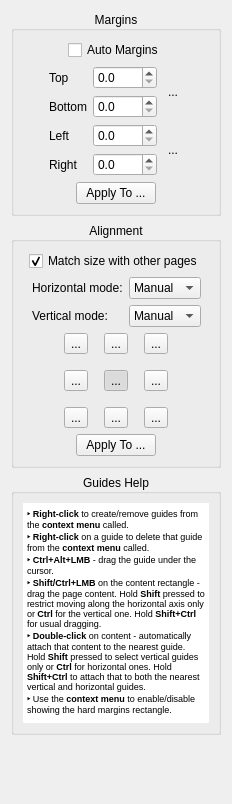
First picture: the form in src/core/filters/page_layout/OptionsWidget.ui, repository GerHobbelt/scantailor-advanced, before the edit.
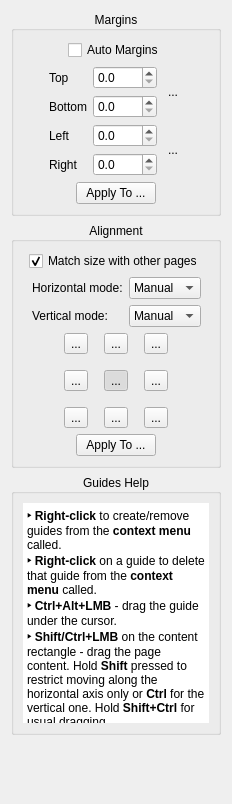
Second picture: the form after the edit. Icons and pictures are not drawn. Custom widgets are drawn as their Qt base class.

Commit message:
[Mac OSX] Increase font size in Guide Help field
On Mojave the 7pt size is very hard to read.

```diff
--- a/src/core/filters/page_layout/OptionsWidget.ui
+++ b/src/core/filters/page_layout/OptionsWidget.ui
@@ -820,12 +820,12 @@
 &lt;html&gt;&lt;head&gt;&lt;meta name=&quot;qrichtext&quot; content=&quot;1&quot; /&gt;&lt;style type=&quot;text/css&quot;&gt;
 p, li { white-space: pre-wrap; }
 &lt;/style&gt;&lt;/head&gt;&lt;body style=&quot; font-family:'Lucida Grande'; font-size:8.25pt; font-weight:400; font-style:normal;&quot;&gt;
-&lt;p style=&quot; margin-top:0px; margin-bottom:0px; margin-left:0px; margin-right:0px; -qt-block-indent:0; text-indent:0px;&quot;&gt;&lt;span style=&quot; font-size:7pt; font-weight:600;&quot;&gt;‣ Right-click&lt;/span&gt;&lt;span style=&quot; font-size:7pt;&quot;&gt; to create/remove guides from the &lt;/span&gt;&lt;span style=&quot; font-size:7pt; font-weight:600;&quot;&gt;context menu&lt;/span&gt;&lt;span style=&quot; font-size:7pt;&quot;&gt; called.&lt;/span&gt;&lt;/p&gt;
-&lt;p style=&quot; margin-top:0px; margin-bottom:0px; margin-left:0px; margin-right:0px; -qt-block-indent:0; text-indent:0px;&quot;&gt;&lt;span style=&quot; font-size:7pt; font-weight:600;&quot;&gt;‣ Right-click&lt;/span&gt;&lt;span style=&quot; font-size:7pt;&quot;&gt; on a guide to delete that guide from the &lt;/span&gt;&lt;span style=&quot; font-size:7pt; font-weight:600;&quot;&gt;context menu&lt;/span&gt;&lt;span style=&quot; font-size:7pt;&quot;&gt; called.&lt;/span&gt;&lt;/p&gt;
-&lt;p style=&quot; margin-top:0px; margin-bottom:0px; margin-left:0px; margin-right:0px; -qt-block-indent:0; text-indent:0px;&quot;&gt;&lt;span style=&quot; font-size:7pt; font-weight:600;&quot;&gt;‣ Ctrl+Alt+LMB&lt;/span&gt;&lt;span style=&quot; font-size:7pt;&quot;&gt; - drag the guide under the cursor.&lt;/span&gt;&lt;/p&gt;
-&lt;p style=&quot; margin-top:0px; margin-bottom:0px; margin-left:0px; margin-right:0px; -qt-block-indent:0; text-indent:0px;&quot;&gt;&lt;span style=&quot; font-size:7pt; font-weight:600;&quot;&gt;‣ Shift/Ctrl+LMB&lt;/span&gt;&lt;span style=&quot; font-size:7pt;&quot;&gt; on the content rectangle - drag the page content. Hold &lt;/span&gt;&lt;span style=&quot; font-size:7pt; font-weight:600;&quot;&gt;Shift&lt;/span&gt;&lt;span style=&quot; font-size:7pt;&quot;&gt; pressed to restrict moving along the horizontal axis only or &lt;/span&gt;&lt;span style=&quot; font-size:7pt; font-weight:600;&quot;&gt;Ctrl&lt;/span&gt;&lt;span style=&quot; font-size:7pt;&quot;&gt; for the vertical one. Hold &lt;/span&gt;&lt;span style=&quot; font-size:7pt; font-weight:600;&quot;&gt;Shift+Ctrl&lt;/span&gt;&lt;span style=&quot; font-size:7pt;&quot;&gt; for usual dragging.&lt;/span&gt;&lt;/p&gt;
-&lt;p style=&quot; margin-top:0px; margin-bottom:0px; margin-left:0px; margin-right:0px; -qt-block-indent:0; text-indent:0px;&quot;&gt;&lt;span style=&quot; font-size:7pt; font-weight:600;&quot;&gt;‣ Double-click&lt;/span&gt;&lt;span style=&quot; font-size:7pt;&quot;&gt; on content - automatically attach that content to the nearest guide. Hold &lt;/span&gt;&lt;span style=&quot; font-size:7pt; font-weight:600;&quot;&gt;Shift&lt;/span&gt;&lt;span style=&quot; font-size:7pt;&quot;&gt; pressed to select vertical guides only or &lt;/span&gt;&lt;span style=&quot; font-size:7pt; font-weight:600;&quot;&gt;Ctrl&lt;/span&gt;&lt;span style=&quot; font-size:7pt;&quot;&gt; for horizontal ones. Hold &lt;/span&gt;&lt;span style=&quot; font-size:7pt; font-weight:600;&quot;&gt;Shift+Ctrl&lt;/span&gt;&lt;span style=&quot; font-size:7pt;&quot;&gt; to attach that to both the nearest vertical and horizontal guides.&lt;/span&gt;&lt;/p&gt;
-&lt;p style=&quot; margin-top:0px; margin-bottom:0px; margin-left:0px; margin-right:0px; -qt-block-indent:0; text-indent:0px;&quot;&gt;&lt;span style=&quot; font-size:7pt; font-weight:600;&quot;&gt;‣&lt;/span&gt;&lt;span style=&quot; font-size:7pt;&quot;&gt; Use the &lt;/span&gt;&lt;span style=&quot; font-size:7pt; font-weight:600;&quot;&gt;context menu&lt;/span&gt;&lt;span style=&quot; font-size:7pt;&quot;&gt; to enable/disable showing the hard margins rectangle.&lt;/span&gt;&lt;/p&gt;&lt;/body&gt;&lt;/html&gt;</string>
+&lt;p style=&quot; margin-top:0px; margin-bottom:0px; margin-left:0px; margin-right:0px; -qt-block-indent:0; text-indent:0px;&quot;&gt;&lt;span style=&quot; font-size:9pt; font-weight:600;&quot;&gt;‣ Right-click&lt;/span&gt;&lt;span style=&quot; font-size:9pt;&quot;&gt; to create/remove guides from the &lt;/span&gt;&lt;span style=&quot; font-size:9pt; font-weight:600;&quot;&gt;context menu&lt;/span&gt;&lt;span style=&quot; font-size:9pt;&quot;&gt; called.&lt;/span&gt;&lt;/p&gt;
+&lt;p style=&quot; margin-top:0px; margin-bottom:0px; margin-left:0px; margin-right:0px; -qt-block-indent:0; text-indent:0px;&quot;&gt;&lt;span style=&quot; font-size:9pt; font-weight:600;&quot;&gt;‣ Right-click&lt;/span&gt;&lt;span style=&quot; font-size:9pt;&quot;&gt; on a guide to delete that guide from the &lt;/span&gt;&lt;span style=&quot; font-size:9pt; font-weight:600;&quot;&gt;context menu&lt;/span&gt;&lt;span style=&quot; font-size:9pt;&quot;&gt; called.&lt;/span&gt;&lt;/p&gt;
+&lt;p style=&quot; margin-top:0px; margin-bottom:0px; margin-left:0px; margin-right:0px; -qt-block-indent:0; text-indent:0px;&quot;&gt;&lt;span style=&quot; font-size:9pt; font-weight:600;&quot;&gt;‣ Ctrl+Alt+LMB&lt;/span&gt;&lt;span style=&quot; font-size:9pt;&quot;&gt; - drag the guide under the cursor.&lt;/span&gt;&lt;/p&gt;
+&lt;p style=&quot; margin-top:0px; margin-bottom:0px; margin-left:0px; margin-right:0px; -qt-block-indent:0; text-indent:0px;&quot;&gt;&lt;span style=&quot; font-size:9pt; font-weight:600;&quot;&gt;‣ Shift/Ctrl+LMB&lt;/span&gt;&lt;span style=&quot; font-size:9pt;&quot;&gt; on the content rectangle - drag the page content. Hold &lt;/span&gt;&lt;span style=&quot; font-size:9pt; font-weight:600;&quot;&gt;Shift&lt;/span&gt;&lt;span style=&quot; font-size:9pt;&quot;&gt; pressed to restrict moving along the horizontal axis only or &lt;/span&gt;&lt;span style=&quot; font-size:9pt; font-weight:600;&quot;&gt;Ctrl&lt;/span&gt;&lt;span style=&quot; font-size:9pt;&quot;&gt; for the vertical one. Hold &lt;/span&gt;&lt;span style=&quot; font-size:9pt; font-weight:600;&quot;&gt;Shift+Ctrl&lt;/span&gt;&lt;span style=&quot; font-size:9pt;&quot;&gt; for usual dragging.&lt;/span&gt;&lt;/p&gt;
+&lt;p style=&quot; margin-top:0px; margin-bottom:0px; margin-left:0px; margin-right:0px; -qt-block-indent:0; text-indent:0px;&quot;&gt;&lt;span style=&quot; font-size:9pt; font-weight:600;&quot;&gt;‣ Double-click&lt;/span&gt;&lt;span style=&quot; font-size:9pt;&quot;&gt; on content - automatically attach that content to the nearest guide. Hold &lt;/span&gt;&lt;span style=&quot; font-size:9pt; font-weight:600;&quot;&gt;Shift&lt;/span&gt;&lt;span style=&quot; font-size:9pt;&quot;&gt; pressed to select vertical guides only or &lt;/span&gt;&lt;span style=&quot; font-size:9pt; font-weight:600;&quot;&gt;Ctrl&lt;/span&gt;&lt;span style=&quot; font-size:9pt;&quot;&gt; for horizontal ones. Hold &lt;/span&gt;&lt;span style=&quot; font-size:9pt; font-weight:600;&quot;&gt;Shift+Ctrl&lt;/span&gt;&lt;span style=&quot; font-size:9pt;&quot;&gt; to attach that to both the nearest vertical and horizontal guides.&lt;/span&gt;&lt;/p&gt;
+&lt;p style=&quot; margin-top:0px; margin-bottom:0px; margin-left:0px; margin-right:0px; -qt-block-indent:0; text-indent:0px;&quot;&gt;&lt;span style=&quot; font-size:9pt; font-weight:600;&quot;&gt;‣&lt;/span&gt;&lt;span style=&quot; font-size:9pt;&quot;&gt; Use the &lt;/span&gt;&lt;span style=&quot; font-size:9pt; font-weight:600;&quot;&gt;context menu&lt;/span&gt;&lt;span style=&quot; font-size:9pt;&quot;&gt; to enable/disable showing the hard margins rectangle.&lt;/span&gt;&lt;/p&gt;&lt;/body&gt;&lt;/html&gt;</string>
         </property>
         <property name="textInteractionFlags">
          <set>Qt::TextSelectableByKeyboard|Qt::TextSelectableByMouse</set>
```
